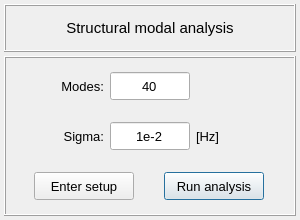
This is vibra/interface/data/ui_files/analysis/structural/modal_analysis_input.ui in MOPT-UFSC/VIBRA as Qt 5 draws it before an edit. The edited form follows.
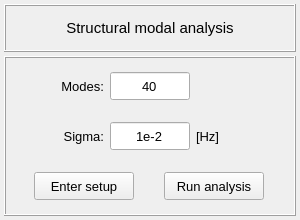
This is the edited form. Icons and pictures are not drawn.

What changed in the file:
```diff
--- a/vibra/interface/data/ui_files/analysis/structural/modal_analysis_input.ui
+++ b/vibra/interface/data/ui_files/analysis/structural/modal_analysis_input.ui
@@ -509,6 +509,9 @@
            <property name="text">
             <string>Run analysis</string>
            </property>
+           <property name="autoDefault">
+            <bool>false</bool>
+           </property>
           </widget>
          </item>
          <item row="0" column="0">
@@ -540,6 +543,9 @@
            <property name="text">
             <string>Enter setup</string>
            </property>
+           <property name="autoDefault">
+            <bool>false</bool>
+           </property>
           </widget>
          </item>
         </layout>
```
Left out of the diff: 4 changed lines with no effect on the pictures.
